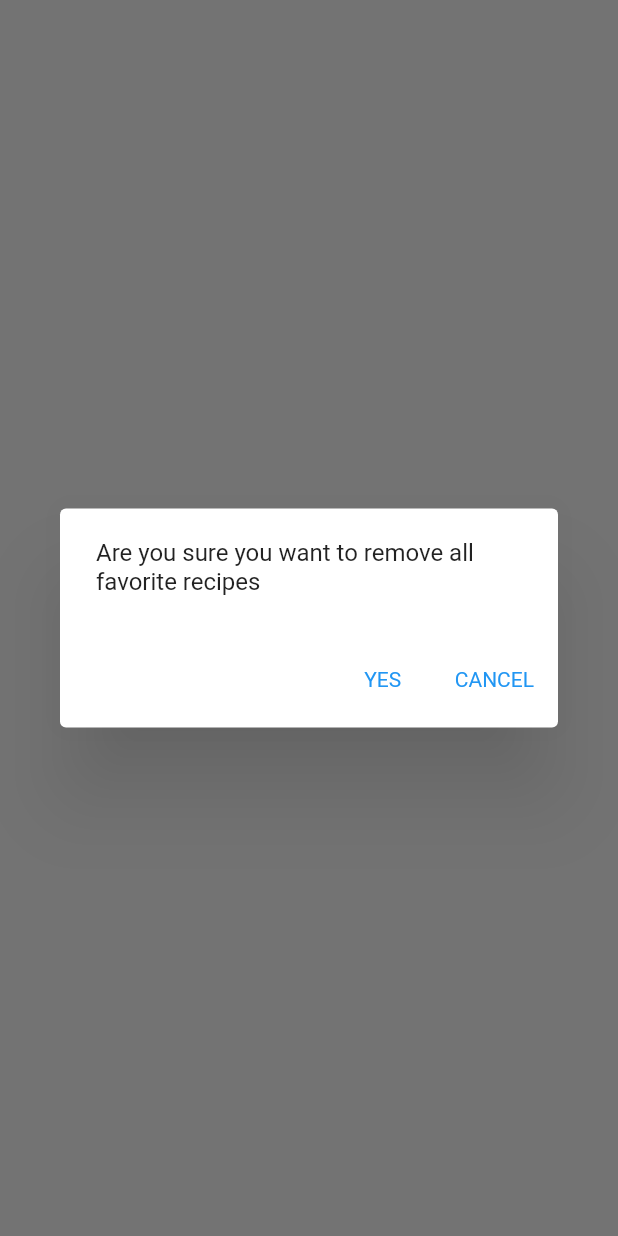
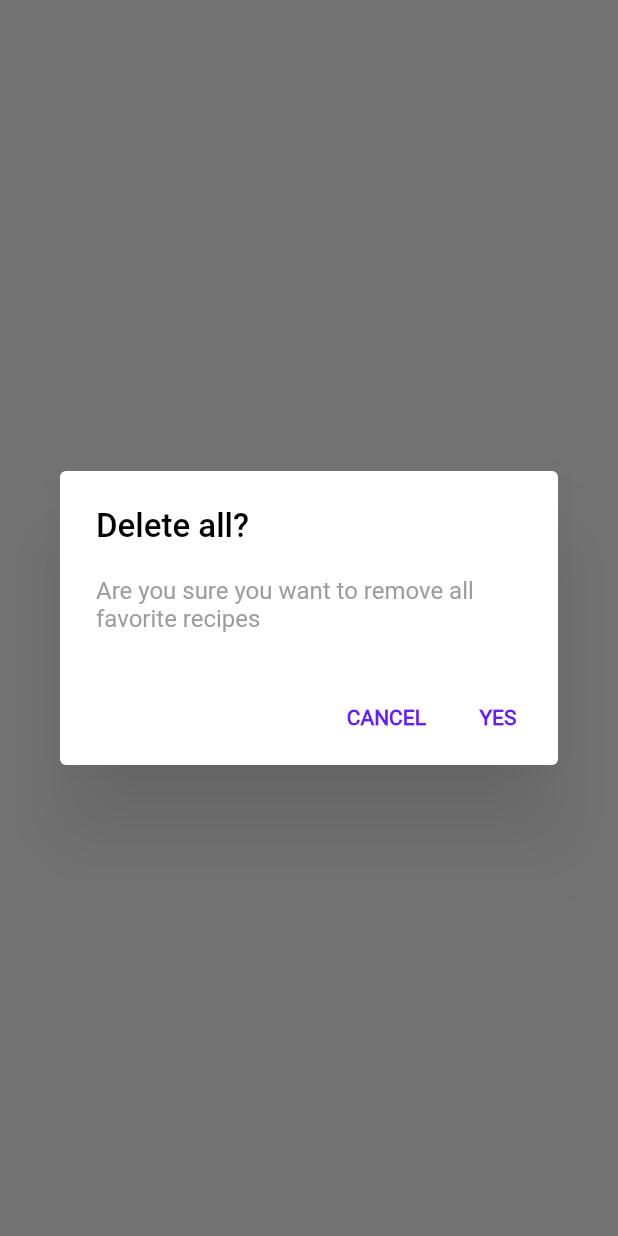
Before and after one commit to ddrum5/RecipesApp, a Flutter app: what showAlertDialog() shows on an empty page, opened directly with empty values, on a phone screen of 412 x 824 dp. Run offline on Flutter 3.47's test engine with Material 2 defaults, Android fonts, the phone set to English and light mode, and no system bars; our stand-ins replace cached_network_image, floor, rxdart, share, sqflite; accounts and stored records are empty; generated files the repository leaves out were written again; network calls fail.

Commit message:
change ui confirm dialog

```diff
--- a/project_pilot/lib/Views/detail/overview_screen.dart
+++ b/project_pilot/lib/Views/detail/overview_screen.dart
@@ -249,7 +249,7 @@ class _OverviewScreenState extends State<OverviewScreen> {
                       widget._detailsViewModel.streamOverView.value.summary
                           .removeHtml(),
                       style: Theme.of(context).textTheme.bodyText1?.copyWith(
-                          color: Colors.black.withOpacity(0.35), fontSize: 14.5, fontWeight: FontWeight.bold),
+                          color: Colors.black.withOpacity(0.35), fontSize: 14.5, fontWeight: FontWeight.bold, wordSpacing: 1.6),
                     ),
                   ),
                   Padding(padding: EdgeInsets.all(10))
--- a/project_pilot/lib/Views/home/favorites_screen.dart
+++ b/project_pilot/lib/Views/home/favorites_screen.dart
@@ -1,5 +1,6 @@
 import 'package:flutter/cupertino.dart';
 import 'package:flutter/material.dart';
+import 'package:project_pilot/Helper/configs/custom_colors.dart';
 import 'package:project_pilot/ViewModels/favorites_viewmodel.dart';
 import 'package:project_pilot/Views/widgets/list_favorite_recipes.dart';
 import 'package:project_pilot/views/widgets/data_empty_widget.dart';
@@ -34,18 +35,26 @@ class _FavoritesScreenState extends State<FavoritesScreen> {
                   0
                   ? AppBar(
                 title: Text(
-                        AppLocalizations.of(context)?.favoriteTitle ?? '',
-                        style: Theme.of(context).textTheme.headline6?.copyWith(
+                  AppLocalizations
+                      .of(context)
+                      ?.favoriteTitle ?? '',
+                  style: Theme
+                      .of(context)
+                      .textTheme
+                      .headline6
+                      ?.copyWith(
                       color: Colors.white, fontSize: 20
                   ),
                 ),
                 actions: [
                   PopupMenuButton<int>(
                     icon: Icon(Icons.more_vert),
-                          itemBuilder: (context) => [
+                    itemBuilder: (context) =>
+                    [
                       PopupMenuItem<int>(
                           value: 0,
-                                child: Text(AppLocalizations.of(context)
+                          child: Text(AppLocalizations
+                              .of(context)
                               ?.removeAllRecipes ??
                               '')),
                     ],
@@ -62,10 +71,17 @@ class _FavoritesScreenState extends State<FavoritesScreen> {
                 backgroundColor: Colors.black,
                 title: Align(
                   child: Text(
-                          '${widget.favoritesViewModel.streamListFilter.value.length} '
-                          '${AppLocalizations.of(context)?.recipeSelected}',
+                    '${widget.favoritesViewModel.streamListFilter.value
+                        .length} '
+                        '${AppLocalizations
+                        .of(context)
+                        ?.recipeSelected}',
                     style:
-                              Theme.of(context).textTheme.headline6?.copyWith(
+                    Theme
+                        .of(context)
+                        .textTheme
+                        .headline6
+                        ?.copyWith(
                       fontSize: 20,
                       color: Colors.white,
                     ),
@@ -99,7 +115,9 @@ class _FavoritesScreenState extends State<FavoritesScreen> {
                             widget.favoritesViewModel);
                       } else {
                         return DataEmptyWidget(
-                            AppLocalizations.of(context)?.no_favorites ?? '');
+                            AppLocalizations
+                                .of(context)
+                                ?.no_favorites ?? '');
                       }
                     } else {
                       return Center(child: CircularProgressIndicator());
@@ -116,13 +134,25 @@ class _FavoritesScreenState extends State<FavoritesScreen> {
 showAlertDialog(BuildContext context, Function f) {
   // set up the buttons
   Widget cancelButton = TextButton(
-    child: Text(AppLocalizations.of(context)?.cancel ?? ''),
+    child: Text(AppLocalizations
+        .of(context)
+        ?.cancel ?? '', style: Theme
+        .of(context)
+        .textTheme
+        .bodyText1
+        ?.copyWith(color: CustomColors.purplishBlue, fontWeight: FontWeight.bold)),
     onPressed: () {
       Navigator.pop(context);
     },
   );
   Widget yesButton = TextButton(
-    child: Text(AppLocalizations.of(context)?.yes ?? ''),
+    child: Text(AppLocalizations
+        .of(context)
+        ?.yes ?? '', style: Theme
+        .of(context)
+        .textTheme
+        .bodyText1
+        ?.copyWith(color: CustomColors.purplishBlue, fontWeight: FontWeight.bold)),
     onPressed: () {
       f();
       Navigator.pop(context);
@@ -130,10 +160,23 @@ showAlertDialog(BuildContext context, Function f) {
   );
   // set up the AlertDialog
   AlertDialog alert = AlertDialog(
-    content: Text(AppLocalizations.of(context)?.confirmRemoveAllRecipe ?? ''),
+    backgroundColor: Theme.of(context).backgroundColor,
+    title: Text(AppLocalizations
+        .of(context)
+        ?.delete_all ?? '',
+    style: Theme.of(context)
+        .textTheme
+        .headline6?.copyWith(fontSize: 22 )
+        ),
+    content: Text(AppLocalizations
+        .of(context)
+        ?.confirmRemoveAllRecipe ?? '', style: Theme
+        .of(context)
+        .textTheme
+        .bodyText1?.copyWith(fontSize: 16)),
     actions: [
+      cancelButton,
       yesButton,
-      cancelButton,
     ],
   );
   // show the dialog
--- a/project_pilot/lib/l10n/app_en.arb
+++ b/project_pilot/lib/l10n/app_en.arb
@@ -26,6 +26,7 @@
   "confirmRemoveAllRecipe": "Are you sure you want to remove all favorite recipes",
   "ok": "OKAY",
   "recipeSelected": "recipe selected",
+  "delete_all" : "Delete all?",
 
   "no_favorites": "No Favorite Recipes",
   "no_recipes": "Don't have any recipes",
--- a/project_pilot/lib/l10n/app_vi.arb
+++ b/project_pilot/lib/l10n/app_vi.arb
@@ -26,6 +26,8 @@
   "confirmRemoveAllRecipe": "Bạn có chắc chắn xóa tất cả công thức",
   "ok": "xong",
   "recipeSelected": "công thức đã được chọn",
+  "delete_all" : "Xóa tất cả?",
+
 
   "no_favorites": "Không có công thức yêu thích nào",
   "no_recipes": "Không có bất kỳ công thức nấu ăn nào",
```
Lines whose indentation alone changed are shown as unchanged.
